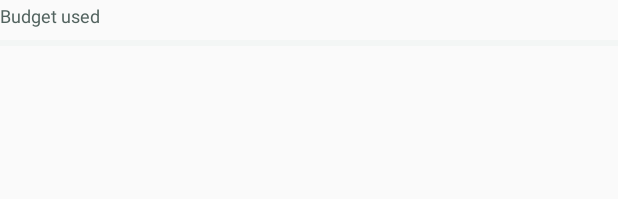
After one commit to Abdallah-ELfaramawy/team-10-expense-tracker, an Android app built with Jetpack Compose: the layout view_budget_meter.xml on its own in the app's theme, with its tools: preview values and no code run, on a phone screen of 412 x 824 dp. The commit adds this screen. Shown: the top 199 px of the screen. Run offline under Robolectric (Android 15) with nearby library versions, the phone set to English and light mode, and no system bars.

Commit message:
Embed XML budget meter in Compose screen

```diff
--- /dev/null
+++ b/app/src/main/res/layout/view_budget_meter.xml
@@ -0,0 +1,26 @@
+<?xml version="1.0" encoding="utf-8"?>
+<LinearLayout xmlns:android="http://schemas.android.com/apk/res/android"
+    android:layout_width="match_parent"
+    android:layout_height="wrap_content"
+    android:orientation="vertical"
+    android:paddingTop="2dp">
+
+    <TextView
+        android:layout_width="wrap_content"
+        android:layout_height="wrap_content"
+        android:accessibilityLiveRegion="polite"
+        android:text="Budget used"
+        android:textColor="#52635F"
+        android:textSize="12sp" />
+
+    <ProgressBar
+        android:id="@+id/budget_meter_progress"
+        style="?android:attr/progressBarStyleHorizontal"
+        android:layout_width="match_parent"
+        android:layout_height="8dp"
+        android:layout_marginTop="6dp"
+        android:indeterminate="false"
+        android:max="100"
+        android:progress="0"
+        android:progressBackgroundTint="#DDE7E5" />
+</LinearLayout>
```
Also changed, not shown: app/src/main/java/com/example/expensetracker/MainActivity.kt (+28 -5 lines).
